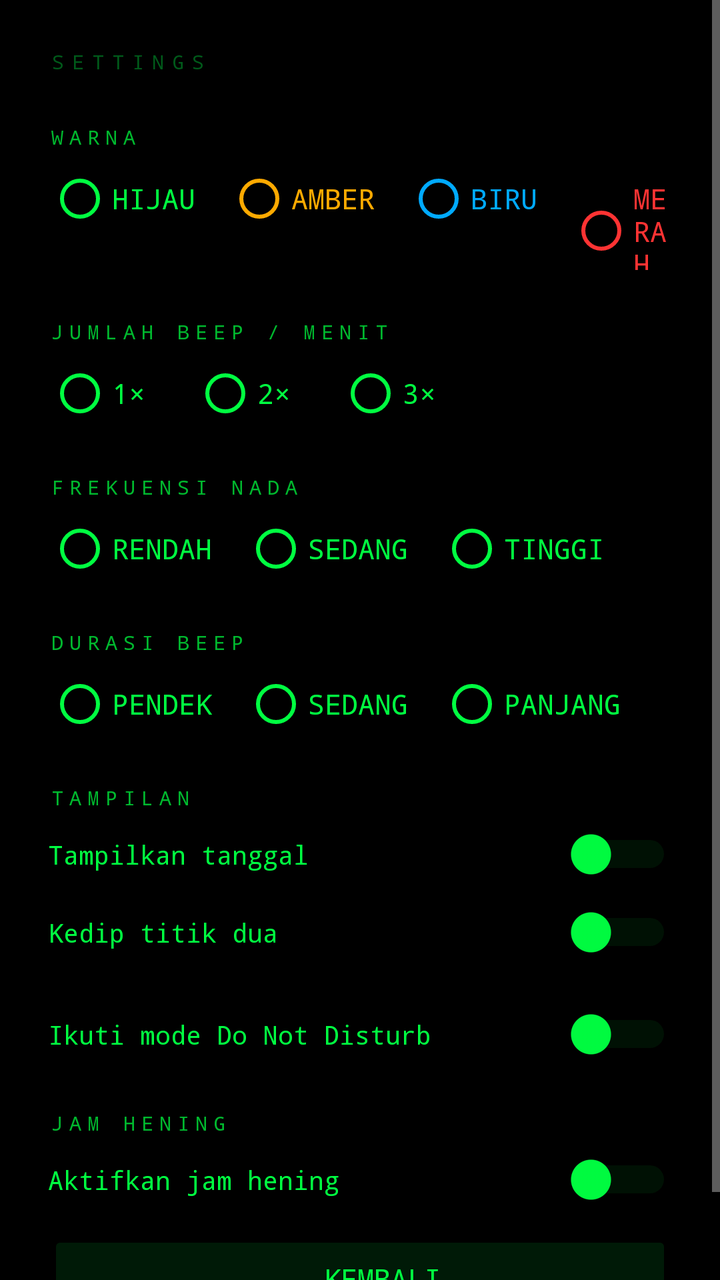
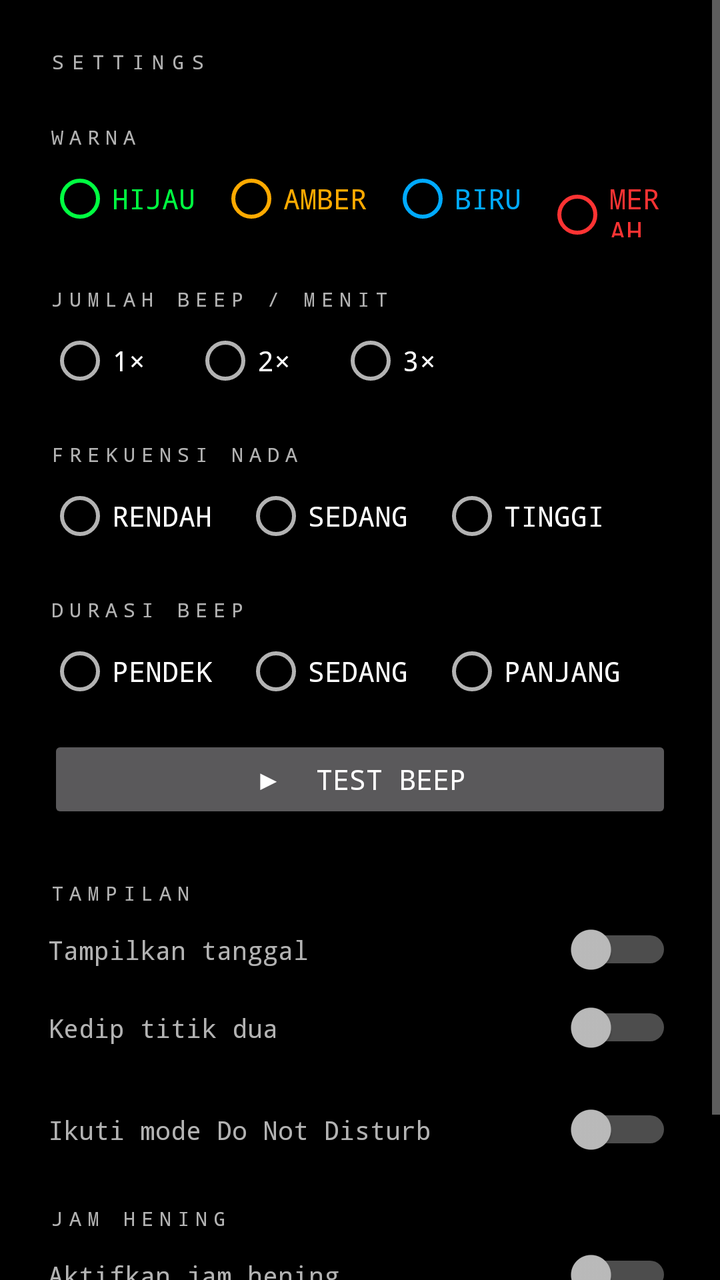

Before-and-after screenshots of an Android layout around one commit, followed by the original layout XML and the change that was made.
<!-- AndroidManifest.xml: application theme AppTheme -->
<!-- res/layout/activity_settings.xml -->
<?xml version="1.0" encoding="utf-8"?>
<ScrollView xmlns:android="http://schemas.android.com/apk/res/android"
    android:layout_width="match_parent"
    android:layout_height="match_parent"
    android:background="#000000">

    <LinearLayout
        android:layout_width="match_parent"
        android:layout_height="wrap_content"
        android:orientation="vertical"
        android:padding="24dp">

        <TextView android:text="SETTINGS"
            android:textColor="#005A1A" android:textSize="10sp"
            android:letterSpacing="0.4" android:fontFamily="monospace"
            android:layout_marginBottom="24dp"
            android:layout_width="wrap_content" android:layout_height="wrap_content"/>

        
        <TextView android:text="WARNA" android:textColor="#00B82E"
            android:textSize="10sp" android:letterSpacing="0.3" android:fontFamily="monospace"
            android:layout_marginBottom="8dp"
            android:layout_width="wrap_content" android:layout_height="wrap_content"/>

        <RadioGroup android:id="@+id/rgColor"
            android:orientation="horizontal"
            android:layout_marginBottom="24dp"
            android:layout_width="wrap_content" android:layout_height="wrap_content">

            <RadioButton android:id="@+id/rbGreen" android:text="HIJAU"
                android:textColor="#00FF41" android:fontFamily="monospace"
                android:buttonTint="#00FF41"
                android:layout_width="wrap_content" android:layout_height="wrap_content"
                android:layout_marginEnd="16dp"/>
            <RadioButton android:id="@+id/rbAmber" android:text="AMBER"
                android:textColor="#FFAA00" android:fontFamily="monospace"
                android:buttonTint="#FFAA00"
                android:layout_width="wrap_content" android:layout_height="wrap_content"
                android:layout_marginEnd="16dp"/>
            <RadioButton android:id="@+id/rbBlue" android:text="BIRU"
                android:textColor="#00AAFF" android:fontFamily="monospace"
                android:buttonTint="#00AAFF"
                android:layout_width="wrap_content" android:layout_height="wrap_content"
                android:layout_marginEnd="16dp"/>
            <RadioButton android:id="@+id/rbRed" android:text="MERAH"
                android:textColor="#FF3333" android:fontFamily="monospace"
                android:buttonTint="#FF3333"
                android:layout_width="wrap_content" android:layout_height="wrap_content"/>
        </RadioGroup>

        
        <TextView android:text="JUMLAH BEEP / MENIT"
            android:textColor="#00B82E" android:textSize="10sp"
            android:letterSpacing="0.3" android:fontFamily="monospace"
            android:layout_marginBottom="8dp"
            android:layout_width="wrap_content" android:layout_height="wrap_content"/>

        <RadioGroup android:id="@+id/rgBeepCount"
            android:orientation="horizontal"
            android:layout_marginBottom="24dp"
            android:layout_width="wrap_content" android:layout_height="wrap_content">

            <RadioButton android:id="@+id/rb1x" android:text="1×"
                android:textColor="#00FF41" android:fontFamily="monospace"
                android:buttonTint="#00FF41"
                android:layout_width="wrap_content" android:layout_height="wrap_content"
                android:layout_marginEnd="24dp"/>
            <RadioButton android:id="@+id/rb2x" android:text="2×"
                android:textColor="#00FF41" android:fontFamily="monospace"
                android:buttonTint="#00FF41"
                android:layout_width="wrap_content" android:layout_height="wrap_content"
                android:layout_marginEnd="24dp"/>
            <RadioButton android:id="@+id/rb3x" android:text="3×"
                android:textColor="#00FF41" android:fontFamily="monospace"
                android:buttonTint="#00FF41"
                android:layout_width="wrap_content" android:layout_height="wrap_content"/>
        </RadioGroup>

        
        <TextView android:text="FREKUENSI NADA"
            android:textColor="#00B82E" android:textSize="10sp"
            android:letterSpacing="0.3" android:fontFamily="monospace"
            android:layout_marginBottom="8dp"
            android:layout_width="wrap_content" android:layout_height="wrap_content"/>

        <RadioGroup android:id="@+id/rgFreq"
            android:orientation="horizontal"
            android:layout_marginBottom="24dp"
            android:layout_width="wrap_content" android:layout_height="wrap_content">

            <RadioButton android:id="@+id/rbFreqLow" android:text="RENDAH"
                android:textColor="#00FF41" android:fontFamily="monospace"
                android:buttonTint="#00FF41"
                android:layout_width="wrap_content" android:layout_height="wrap_content"
                android:layout_marginEnd="16dp"/>
            <RadioButton android:id="@+id/rbFreqMid" android:text="SEDANG"
                android:textColor="#00FF41" android:fontFamily="monospace"
                android:buttonTint="#00FF41"
                android:layout_width="wrap_content" android:layout_height="wrap_content"
                android:layout_marginEnd="16dp"/>
            <RadioButton android:id="@+id/rbFreqHigh" android:text="TINGGI"
                android:textColor="#00FF41" android:fontFamily="monospace"
                android:buttonTint="#00FF41"
                android:layout_width="wrap_content" android:layout_height="wrap_content"/>
        </RadioGroup>

        
        <TextView android:text="DURASI BEEP"
            android:textColor="#00B82E" android:textSize="10sp"
            android:letterSpacing="0.3" android:fontFamily="monospace"
            android:layout_marginBottom="8dp"
            android:layout_width="wrap_content" android:layout_height="wrap_content"/>

        <RadioGroup android:id="@+id/rgDuration"
            android:orientation="horizontal"
            android:layout_marginBottom="24dp"
            android:layout_width="wrap_content" android:layout_height="wrap_content">

            <RadioButton android:id="@+id/rbDurShort" android:text="PENDEK"
                android:textColor="#00FF41" android:fontFamily="monospace"
                android:buttonTint="#00FF41"
                android:layout_width="wrap_content" android:layout_height="wrap_content"
                android:layout_marginEnd="16dp"/>
            <RadioButton android:id="@+id/rbDurMid" android:text="SEDANG"
                android:textColor="#00FF41" android:fontFamily="monospace"
                android:buttonTint="#00FF41"
                android:layout_width="wrap_content" android:layout_height="wrap_content"
                android:layout_marginEnd="16dp"/>
            <RadioButton android:id="@+id/rbDurLong" android:text="PANJANG"
                android:textColor="#00FF41" android:fontFamily="monospace"
                android:buttonTint="#00FF41"
                android:layout_width="wrap_content" android:layout_height="wrap_content"/>
        </RadioGroup>

        
        <TextView android:text="TAMPILAN"
            android:textColor="#00B82E" android:textSize="10sp"
            android:letterSpacing="0.3" android:fontFamily="monospace"
            android:layout_marginBottom="8dp"
            android:layout_width="wrap_content" android:layout_height="wrap_content"/>

        <LinearLayout android:layout_width="match_parent"
            android:layout_height="wrap_content"
            android:orientation="horizontal"
            android:gravity="center_vertical"
            android:layout_marginBottom="12dp">
            <TextView android:text="Tampilkan tanggal"
                android:textColor="#00FF41" android:fontFamily="monospace" android:textSize="13sp"
                android:layout_weight="1"
                android:layout_width="0dp" android:layout_height="wrap_content"/>
            <Switch android:id="@+id/swShowDate"
                android:thumbTint="#00FF41" android:trackTint="#003A0E"
                android:layout_width="wrap_content" android:layout_height="wrap_content"/>
        </LinearLayout>

        <LinearLayout android:layout_width="match_parent"
            android:layout_height="wrap_content"
            android:orientation="horizontal"
            android:gravity="center_vertical"
            android:layout_marginBottom="24dp">
            <TextView android:text="Kedip titik dua"
                android:textColor="#00FF41" android:fontFamily="monospace" android:textSize="13sp"
                android:layout_weight="1"
                android:layout_width="0dp" android:layout_height="wrap_content"/>
            <Switch android:id="@+id/swBlinkColon"
                android:thumbTint="#00FF41" android:trackTint="#003A0E"
                android:layout_width="wrap_content" android:layout_height="wrap_content"/>
        </LinearLayout>

        
        <LinearLayout android:layout_width="match_parent"
            android:layout_height="wrap_content"
            android:orientation="horizontal"
            android:gravity="center_vertical"
            android:layout_marginBottom="24dp">
            <TextView android:text="Ikuti mode Do Not Disturb"
                android:textColor="#00FF41" android:fontFamily="monospace" android:textSize="13sp"
                android:layout_weight="1"
                android:layout_width="0dp" android:layout_height="wrap_content"/>
            <Switch android:id="@+id/swDnd"
                android:thumbTint="#00FF41" android:trackTint="#003A0E"
                android:layout_width="wrap_content" android:layout_height="wrap_content"/>
        </LinearLayout>

        
        <TextView android:text="JAM HENING"
            android:textColor="#00B82E" android:textSize="10sp"
            android:letterSpacing="0.3" android:fontFamily="monospace"
            android:layout_marginBottom="8dp"
            android:layout_width="wrap_content" android:layout_height="wrap_content"/>

        <LinearLayout android:layout_width="match_parent"
            android:layout_height="wrap_content"
            android:orientation="horizontal"
            android:gravity="center_vertical"
            android:layout_marginBottom="12dp">
            <TextView android:text="Aktifkan jam hening"
                android:textColor="#00FF41" android:fontFamily="monospace" android:textSize="13sp"
                android:layout_weight="1"
                android:layout_width="0dp" android:layout_height="wrap_content"/>
            <Switch android:id="@+id/swSilent"
                android:thumbTint="#00FF41" android:trackTint="#003A0E"
                android:layout_width="wrap_content" android:layout_height="wrap_content"/>
        </LinearLayout>

        <LinearLayout android:id="@+id/layoutSilentTimes"
            android:layout_width="match_parent"
            android:layout_height="wrap_content"
            android:orientation="horizontal"
            android:gravity="center_vertical"
            android:layout_marginBottom="32dp"
            android:visibility="gone">

            <TextView android:text="Dari"
                android:textColor="#005A1A" android:fontFamily="monospace" android:textSize="12sp"
                android:layout_marginEnd="8dp"
                android:layout_width="wrap_content" android:layout_height="wrap_content"/>

            <TextView android:id="@+id/tvSilentStart"
                android:text="22:00"
                android:textColor="#00FF41" android:fontFamily="monospace" android:textSize="18sp"
                android:background="#001A07" android:padding="8dp"
                android:layout_width="wrap_content" android:layout_height="wrap_content"
                android:layout_marginEnd="16dp"/>

            <TextView android:text="sampai"
                android:textColor="#005A1A" android:fontFamily="monospace" android:textSize="12sp"
                android:layout_marginEnd="8dp"
                android:layout_width="wrap_content" android:layout_height="wrap_content"/>

            <TextView android:id="@+id/tvSilentEnd"
                android:text="06:00"
                android:textColor="#00FF41" android:fontFamily="monospace" android:textSize="18sp"
                android:background="#001A07" android:padding="8dp"
                android:layout_width="wrap_content" android:layout_height="wrap_content"/>
        </LinearLayout>

        <Button android:id="@+id/btnBack"
            android:text="← KEMBALI"
            android:textColor="#00FF41" android:backgroundTint="#001A07"
            android:fontFamily="monospace"
            android:layout_width="match_parent" android:layout_height="48dp"/>

    </LinearLayout>
</ScrollView>
<!-- resources referenced by this layout -->
<resources>
  <style name="AppTheme" parent="Theme.AppCompat.NoActionBar">
          <item name="android:windowBackground">#000000</item>
          <item name="android:statusBarColor">#000000</item>
          <item name="android:navigationBarColor">#000000</item>
          <item name="colorPrimary">#00FF41</item>
          <item name="colorAccent">#00FF41</item>
      </style>
</resources>

<!-- the commit's change to res/layout/activity_settings.xml (unified diff, before → after) -->
@@ -11,14 +11,15 @@
         android:padding="24dp">
 
         <TextView android:text="SETTINGS"
-            android:textColor="#005A1A" android:textSize="10sp"
-            android:letterSpacing="0.4" android:fontFamily="monospace"
-            android:layout_marginBottom="24dp"
-            android:layout_width="wrap_content" android:layout_height="wrap_content"/>
-
-        
-        <TextView android:text="WARNA" android:textColor="#00B82E"
-            android:textSize="10sp" android:letterSpacing="0.3" android:fontFamily="monospace"
+            android:textSize="10sp" android:letterSpacing="0.4"
+            android:fontFamily="monospace" android:tag="label_faint"
+            android:layout_marginBottom="24dp"
+            android:layout_width="wrap_content" android:layout_height="wrap_content"/>
+
+        
+        <TextView android:text="WARNA"
+            android:textSize="10sp" android:letterSpacing="0.3"
+            android:fontFamily="monospace" android:tag="label_dim"
             android:layout_marginBottom="8dp"
             android:layout_width="wrap_content" android:layout_height="wrap_content"/>
 
@@ -29,29 +30,29 @@
 
             <RadioButton android:id="@+id/rbGreen" android:text="HIJAU"
                 android:textColor="#00FF41" android:fontFamily="monospace"
-                android:buttonTint="#00FF41"
-                android:layout_width="wrap_content" android:layout_height="wrap_content"
-                android:layout_marginEnd="16dp"/>
+                android:buttonTint="#00FF41" android:tag="no_color"
+                android:layout_width="wrap_content" android:layout_height="wrap_content"
+                android:layout_marginEnd="12dp"/>
             <RadioButton android:id="@+id/rbAmber" android:text="AMBER"
                 android:textColor="#FFAA00" android:fontFamily="monospace"
-                android:buttonTint="#FFAA00"
-                android:layout_width="wrap_content" android:layout_height="wrap_content"
-                android:layout_marginEnd="16dp"/>
+                android:buttonTint="#FFAA00" android:tag="no_color"
+                android:layout_width="wrap_content" android:layout_height="wrap_content"
+                android:layout_marginEnd="12dp"/>
             <RadioButton android:id="@+id/rbBlue" android:text="BIRU"
                 android:textColor="#00AAFF" android:fontFamily="monospace"
-                android:buttonTint="#00AAFF"
-                android:layout_width="wrap_content" android:layout_height="wrap_content"
-                android:layout_marginEnd="16dp"/>
+                android:buttonTint="#00AAFF" android:tag="no_color"
+                android:layout_width="wrap_content" android:layout_height="wrap_content"
+                android:layout_marginEnd="12dp"/>
             <RadioButton android:id="@+id/rbRed" android:text="MERAH"
                 android:textColor="#FF3333" android:fontFamily="monospace"
-                android:buttonTint="#FF3333"
+                android:buttonTint="#FF3333" android:tag="no_color"
                 android:layout_width="wrap_content" android:layout_height="wrap_content"/>
         </RadioGroup>
 
         
         <TextView android:text="JUMLAH BEEP / MENIT"
-            android:textColor="#00B82E" android:textSize="10sp"
-            android:letterSpacing="0.3" android:fontFamily="monospace"
+            android:textSize="10sp" android:letterSpacing="0.3"
+            android:fontFamily="monospace" android:tag="label_dim"
             android:layout_marginBottom="8dp"
             android:layout_width="wrap_content" android:layout_height="wrap_content"/>
 
@@ -59,27 +60,23 @@
             android:orientation="horizontal"
             android:layout_marginBottom="24dp"
             android:layout_width="wrap_content" android:layout_height="wrap_content">
-
             <RadioButton android:id="@+id/rb1x" android:text="1×"
-                android:textColor="#00FF41" android:fontFamily="monospace"
-                android:buttonTint="#00FF41"
+                android:fontFamily="monospace"
                 android:layout_width="wrap_content" android:layout_height="wrap_content"
                 android:layout_marginEnd="24dp"/>
             <RadioButton android:id="@+id/rb2x" android:text="2×"
-                android:textColor="#00FF41" android:fontFamily="monospace"
-                android:buttonTint="#00FF41"
+                android:fontFamily="monospace"
                 android:layout_width="wrap_content" android:layout_height="wrap_content"
                 android:layout_marginEnd="24dp"/>
             <RadioButton android:id="@+id/rb3x" android:text="3×"
-                android:textColor="#00FF41" android:fontFamily="monospace"
-                android:buttonTint="#00FF41"
+                android:fontFamily="monospace"
                 android:layout_width="wrap_content" android:layout_height="wrap_content"/>
         </RadioGroup>
 
         
         <TextView android:text="FREKUENSI NADA"
-            android:textColor="#00B82E" android:textSize="10sp"
-            android:letterSpacing="0.3" android:fontFamily="monospace"
+            android:textSize="10sp" android:letterSpacing="0.3"
+            android:fontFamily="monospace" android:tag="label_dim"
             android:layout_marginBottom="8dp"
             android:layout_width="wrap_content" android:layout_height="wrap_content"/>
 
@@ -87,157 +84,143 @@
             android:orientation="horizontal"
             android:layout_marginBottom="24dp"
             android:layout_width="wrap_content" android:layout_height="wrap_content">
-
             <RadioButton android:id="@+id/rbFreqLow" android:text="RENDAH"
-                android:textColor="#00FF41" android:fontFamily="monospace"
-                android:buttonTint="#00FF41"
+                android:fontFamily="monospace"
                 android:layout_width="wrap_content" android:layout_height="wrap_content"
                 android:layout_marginEnd="16dp"/>
             <RadioButton android:id="@+id/rbFreqMid" android:text="SEDANG"
-                android:textColor="#00FF41" android:fontFamily="monospace"
-                android:buttonTint="#00FF41"
+                android:fontFamily="monospace"
                 android:layout_width="wrap_content" android:layout_height="wrap_content"
                 android:layout_marginEnd="16dp"/>
             <RadioButton android:id="@+id/rbFreqHigh" android:text="TINGGI"
-                android:textColor="#00FF41" android:fontFamily="monospace"
-                android:buttonTint="#00FF41"
+                android:fontFamily="monospace"
                 android:layout_width="wrap_content" android:layout_height="wrap_content"/>
         </RadioGroup>
 
         
         <TextView android:text="DURASI BEEP"
-            android:textColor="#00B82E" android:textSize="10sp"
-            android:letterSpacing="0.3" android:fontFamily="monospace"
+            android:textSize="10sp" android:letterSpacing="0.3"
+            android:fontFamily="monospace" android:tag="label_dim"
             android:layout_marginBottom="8dp"
             android:layout_width="wrap_content" android:layout_height="wrap_content"/>
 
         <RadioGroup android:id="@+id/rgDuration"
             android:orientation="horizontal"
-            android:layout_marginBottom="24dp"
-            android:layout_width="wrap_content" android:layout_height="wrap_content">
-
+            android:layout_marginBottom="16dp"
+            android:layout_width="wrap_content" android:layout_height="wrap_content">
             <RadioButton android:id="@+id/rbDurShort" android:text="PENDEK"
-                android:textColor="#00FF41" android:fontFamily="monospace"
-                android:buttonTint="#00FF41"
+                android:fontFamily="monospace"
                 android:layout_width="wrap_content" android:layout_height="wrap_content"
                 android:layout_marginEnd="16dp"/>
             <RadioButton android:id="@+id/rbDurMid" android:text="SEDANG"
-                android:textColor="#00FF41" android:fontFamily="monospace"
-                android:buttonTint="#00FF41"
+                android:fontFamily="monospace"
                 android:layout_width="wrap_content" android:layout_height="wrap_content"
                 android:layout_marginEnd="16dp"/>
             <RadioButton android:id="@+id/rbDurLong" android:text="PANJANG"
-                android:textColor="#00FF41" android:fontFamily="monospace"
-                android:buttonTint="#00FF41"
-                android:layout_width="wrap_content" android:layout_height="wrap_content"/>
-        </RadioGroup>
+                android:fontFamily="monospace"
+                android:layout_width="wrap_content" android:layout_height="wrap_content"/>
+        </RadioGroup>
+
+        
+        <Button android:id="@+id/btnTestBeep"
+            android:text="▶  TEST BEEP"
+            android:fontFamily="monospace"
+            android:tag="btn_test"
+            android:layout_width="match_parent" android:layout_height="44dp"
+            android:layout_marginBottom="28dp"/>
 
         
         <TextView android:text="TAMPILAN"
-            android:textColor="#00B82E" android:textSize="10sp"
-            android:letterSpacing="0.3" android:fontFamily="monospace"
-            android:layout_marginBottom="8dp"
-            android:layout_width="wrap_content" android:layout_height="wrap_content"/>
-
-        <LinearLayout android:layout_width="match_parent"
-            android:layout_height="wrap_content"
-            android:orientation="horizontal"
-            android:gravity="center_vertical"
-            android:layout_marginBottom="12dp">
+            android:textSize="10sp" android:letterSpacing="0.3"
+            android:fontFamily="monospace" android:tag="label_dim"
+            android:layout_marginBottom="8dp"
+            android:layout_width="wrap_content" android:layout_height="wrap_content"/>
+
+        <LinearLayout android:layout_width="match_parent"
+            android:layout_height="wrap_content" android:orientation="horizontal"
+            android:gravity="center_vertical" android:layout_marginBottom="12dp">
             <TextView android:text="Tampilkan tanggal"
-                android:textColor="#00FF41" android:fontFamily="monospace" android:textSize="13sp"
+                android:fontFamily="monospace" android:textSize="13sp"
                 android:layout_weight="1"
                 android:layout_width="0dp" android:layout_height="wrap_content"/>
             <Switch android:id="@+id/swShowDate"
-                android:thumbTint="#00FF41" android:trackTint="#003A0E"
-                android:layout_width="wrap_content" android:layout_height="wrap_content"/>
-        </LinearLayout>
-
-        <LinearLayout android:layout_width="match_parent"
-            android:layout_height="wrap_content"
-            android:orientation="horizontal"
-            android:gravity="center_vertical"
-            android:layout_marginBottom="24dp">
+                android:layout_width="wrap_content" android:layout_height="wrap_content"/>
+        </LinearLayout>
+
+        <LinearLayout android:layout_width="match_parent"
+            android:layout_height="wrap_content" android:orientation="horizontal"
+            android:gravity="center_vertical" android:layout_marginBottom="24dp">
             <TextView android:text="Kedip titik dua"
-                android:textColor="#00FF41" android:fontFamily="monospace" android:textSize="13sp"
+                android:fontFamily="monospace" android:textSize="13sp"
                 android:layout_weight="1"
                 android:layout_width="0dp" android:layout_height="wrap_content"/>
             <Switch android:id="@+id/swBlinkColon"
-                android:thumbTint="#00FF41" android:trackTint="#003A0E"
-                android:layout_width="wrap_content" android:layout_height="wrap_content"/>
-        </LinearLayout>
-
-        
-        <LinearLayout android:layout_width="match_parent"
-            android:layout_height="wrap_content"
-            android:orientation="horizontal"
-            android:gravity="center_vertical"
-            android:layout_marginBottom="24dp">
+                android:layout_width="wrap_content" android:layout_height="wrap_content"/>
+        </LinearLayout>
+
+        
+        <LinearLayout android:layout_width="match_parent"
+            android:layout_height="wrap_content" android:orientation="horizontal"
+            android:gravity="center_vertical" android:layout_marginBottom="24dp">
             <TextView android:text="Ikuti mode Do Not Disturb"
-                android:textColor="#00FF41" android:fontFamily="monospace" android:textSize="13sp"
+                android:fontFamily="monospace" android:textSize="13sp"
                 android:layout_weight="1"
                 android:layout_width="0dp" android:layout_height="wrap_content"/>
             <Switch android:id="@+id/swDnd"
-                android:thumbTint="#00FF41" android:trackTint="#003A0E"
                 android:layout_width="wrap_content" android:layout_height="wrap_content"/>
         </LinearLayout>
 
         
         <TextView android:text="JAM HENING"
-            android:textColor="#00B82E" android:textSize="10sp"
-            android:letterSpacing="0.3" android:fontFamily="monospace"
-            android:layout_marginBottom="8dp"
-            android:layout_width="wrap_content" android:layout_height="wrap_content"/>
-
-        <LinearLayout android:layout_width="match_parent"
-            android:layout_height="wrap_content"
-            android:orientation="horizontal"
-            android:gravity="center_vertical"
-            android:layout_marginBottom="12dp">
+            android:textSize="10sp" android:letterSpacing="0.3"
+            android:fontFamily="monospace" android:tag="label_dim"
+            android:layout_marginBottom="8dp"
+            android:layout_width="wrap_content" android:layout_height="wrap_content"/>
+
+        <LinearLayout android:layout_width="match_parent"
+            android:layout_height="wrap_content" android:orientation="horizontal"
+            android:gravity="center_vertical" android:layout_marginBottom="12dp">
             <TextView android:text="Aktifkan jam hening"
-                android:textColor="#00FF41" android:fontFamily="monospace" android:textSize="13sp"
+                android:fontFamily="monospace" android:textSize="13sp"
                 android:layout_weight="1"
                 android:layout_width="0dp" android:layout_height="wrap_content"/>
             <Switch android:id="@+id/swSilent"
-                android:thumbTint="#00FF41" android:trackTint="#003A0E"
                 android:layout_width="wrap_content" android:layout_height="wrap_content"/>
         </LinearLayout>
 
         <LinearLayout android:id="@+id/layoutSilentTimes"
-            android:layout_width="match_parent"
-            android:layout_height="wrap_content"
-            android:orientation="horizontal"
-            android:gravity="center_vertical"
-            android:layout_marginBottom="32dp"
-            android:visibility="gone">
+            android:layout_width="match_parent" android:layout_height="wrap_content"
+            android:orientation="horizontal" android:gravity="center_vertical"
+            android:layout_marginBottom="32dp" android:visibility="gone">
 
             <TextView android:text="Dari"
-                android:textColor="#005A1A" android:fontFamily="monospace" android:textSize="12sp"
+                android:fontFamily="monospace" android:textSize="12sp"
+                android:tag="label_faint"
                 android:layout_marginEnd="8dp"
                 android:layout_width="wrap_content" android:layout_height="wrap_content"/>
 
             <TextView android:id="@+id/tvSilentStart"
                 android:text="22:00"
-                android:textColor="#00FF41" android:fontFamily="monospace" android:textSize="18sp"
-                android:background="#001A07" android:padding="8dp"
+                android:fontFamily="monospace" android:textSize="18sp"
+                android:padding="8dp" android:tag="silent_time"
                 android:layout_width="wrap_content" android:layout_height="wrap_content"
                 android:layout_marginEnd="16dp"/>
 
             <TextView android:text="sampai"
-                android:textColor="#005A1A" android:fontFamily="monospace" android:textSize="12sp"
+                android:fontFamily="monospace" android:textSize="12sp"
+                android:tag="label_faint"
                 android:layout_marginEnd="8dp"
                 android:layout_width="wrap_content" android:layout_height="wrap_content"/>
 
             <TextView android:id="@+id/tvSilentEnd"
                 android:text="06:00"
-                android:textColor="#00FF41" android:fontFamily="monospace" android:textSize="18sp"
-                android:background="#001A07" android:padding="8dp"
+                android:fontFamily="monospace" android:textSize="18sp"
+                android:padding="8dp" android:tag="silent_time"
                 android:layout_width="wrap_content" android:layout_height="wrap_content"/>
         </LinearLayout>
 
         <Button android:id="@+id/btnBack"
             android:text="← KEMBALI"
-            android:textColor="#00FF41" android:backgroundTint="#001A07"
             android:fontFamily="monospace"
             android:layout_width="match_parent" android:layout_height="48dp"/>
 
